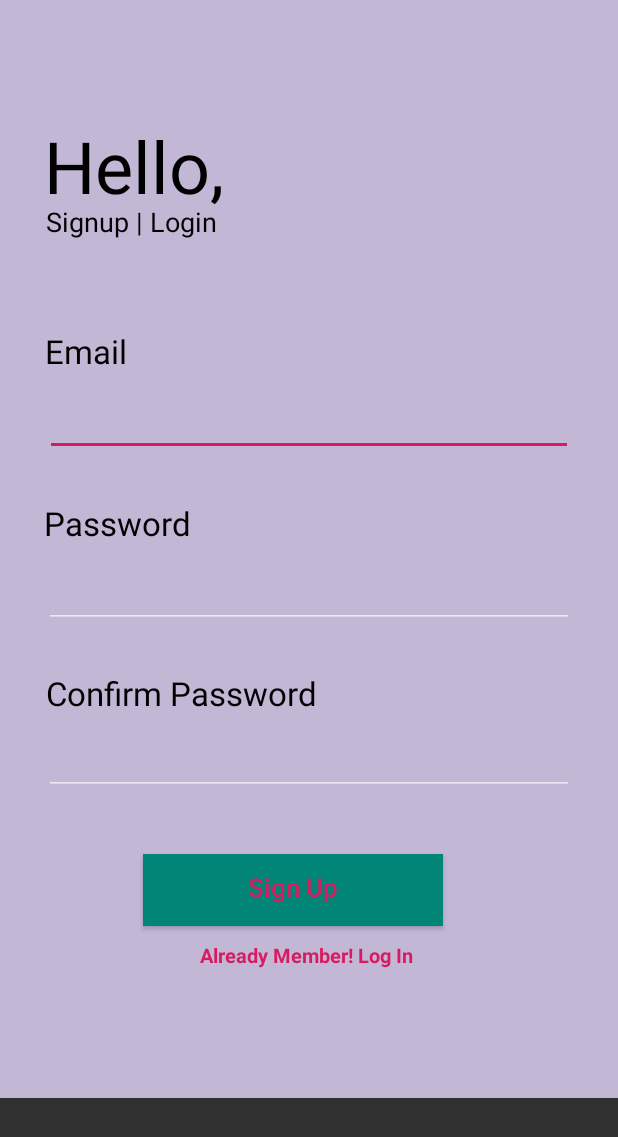
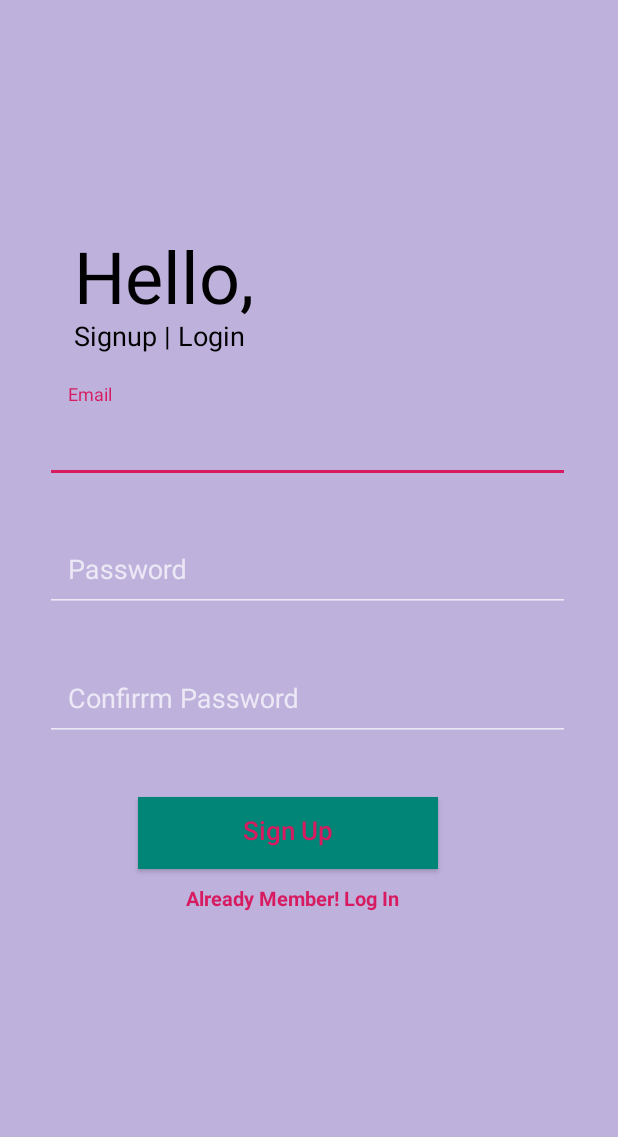
Before and after one commit to shahy3050/serveasy_garage, an Android app: the SignupActivity screen opened directly, with no data from a screen before it, on a phone screen of 412 x 824 dp. Shown: the top 1137 px of the screen. Run offline under Robolectric (Android 15) with nearby library versions, the phone set to English and light mode, and no system bars; our stand-ins replace Firebase (no records; nobody signed in at launch, a user with empty details on screens opened directly).

Commit message:
Layout Modify

```diff
--- a/app/src/main/res/layout/activity_signup.xml
+++ b/app/src/main/res/layout/activity_signup.xml
@@ -1,10 +1,9 @@
 <ScrollView xmlns:android="http://schemas.android.com/apk/res/android"
     xmlns:app="http://schemas.android.com/apk/res-auto"
-    xmlns:tools="http://schemas.android.com/tools"
     android:layout_width="match_parent"
     android:layout_height="match_parent"
-    android:fitsSystemWindows="true"
-    android:gravity="center_horizontal">
+    android:background="#BEB2DD"
+    android:fitsSystemWindows="true">
 
     <LinearLayout
         android:layout_width="match_parent"
@@ -14,16 +13,16 @@
 
         <androidx.constraintlayout.widget.ConstraintLayout
             android:layout_width="match_parent"
-            android:layout_height="732dp"
-            android:background="#C2B7D5">
+            android:layout_height="730dp">
+
 
             <TextView
                 android:id="@+id/hello_label"
                 android:layout_width="wrap_content"
                 android:layout_height="wrap_content"
-                android:layout_marginStart="29dp"
-                android:layout_marginLeft="29dp"
-                android:layout_marginTop="78dp"
+                android:layout_marginStart="49dp"
+                android:layout_marginLeft="49dp"
+                android:layout_marginTop="151dp"
                 android:text="Hello,"
                 android:textColor="#000000"
                 android:textSize="48sp"
@@ -34,106 +33,86 @@
                 android:id="@+id/signup_label"
                 android:layout_width="wrap_content"
                 android:layout_height="wrap_content"
-                android:layout_marginStart="1dp"
-                android:layout_marginLeft="1dp"
-                android:layout_marginTop="57dp"
+                android:layout_marginTop="60dp"
                 android:text="Signup | Login"
                 android:textColor="#000000"
                 android:textSize="18sp"
                 app:layout_constraintStart_toStartOf="@+id/hello_label"
                 app:layout_constraintTop_toTopOf="@+id/hello_label" />
 
-
-            <TextView
-                android:id="@+id/email_text_view"
-                android:layout_width="wrap_content"
-                android:layout_height="wrap_content"
-                android:layout_marginTop="59dp"
-                android:text="Email"
-                android:textAllCaps="false"
-                android:textColor="#000000"
-                android:textSize="22sp"
-                app:layout_constraintStart_toStartOf="@+id/email_edittext"
-                app:layout_constraintTop_toBottomOf="@+id/signup_label" />
-
-            <EditText
-                android:id="@+id/email_edittext"
+            <com.google.android.material.textfield.TextInputLayout
+                android:id="@+id/email_input_layout"
                 android:layout_width="0dp"
                 android:layout_height="wrap_content"
                 android:layout_marginStart="30dp"
                 android:layout_marginLeft="30dp"
+                android:layout_marginTop="20dp"
                 android:layout_marginEnd="30dp"
                 android:layout_marginRight="30dp"
-                android:inputType="textEmailAddress"
-                android:padding="15dp"
                 app:layout_constraintEnd_toEndOf="parent"
                 app:layout_constraintStart_toStartOf="parent"
-                app:layout_constraintTop_toBottomOf="@+id/email_text_view" />
+                app:layout_constraintTop_toBottomOf="@+id/signup_label">
 
+                <EditText
+                    android:id="@+id/email_edittext"
+                    android:layout_width="350dp"
+                    android:layout_height="wrap_content"
+                    android:hint="Email"
+                    android:inputType="textEmailAddress"
+                    android:padding="15dp" />
+            </com.google.android.material.textfield.TextInputLayout>
 
-            <TextView
-                android:id="@+id/password_text_view"
-                android:layout_width="wrap_content"
-
-                android:layout_height="wrap_content"
-                android:layout_marginTop="30dp"
-                android:text="Password"
-                android:textAllCaps="false"
-                android:textColor="#000000"
-                android:textSize="22sp"
-                app:layout_constraintStart_toStartOf="@+id/password_edittext"
-                app:layout_constraintTop_toBottomOf="@+id/email_edittext" />
-
-            <EditText
-                android:id="@+id/password_edittext"
+            <com.google.android.material.textfield.TextInputLayout
+                android:id="@+id/password_input_layout"
                 android:layout_width="0dp"
                 android:layout_height="wrap_content"
-                android:layout_marginStart="29dp"
-                android:layout_marginLeft="29dp"
-                android:layout_marginEnd="29dp"
-                android:layout_marginRight="29dp"
-                android:inputType="textPassword"
-                android:padding="15dp"
+                android:layout_marginStart="30dp"
+                android:layout_marginLeft="30dp"
+                android:layout_marginTop="20dp"
+                android:layout_marginEnd="30dp"
+                android:layout_marginRight="30dp"
                 app:layout_constraintEnd_toEndOf="parent"
                 app:layout_constraintStart_toStartOf="parent"
-                app:layout_constraintTop_toBottomOf="@+id/password_text_view" />
+                app:layout_constraintTop_toBottomOf="@+id/email_input_layout">
 
-            <TextView
-                android:id="@+id/confirem_text_view"
-                android:layout_width="wrap_content"
-                android:layout_height="wrap_content"
-                android:layout_marginStart="1dp"
-                android:layout_marginLeft="1dp"
-                android:layout_marginBottom="53dp"
-                android:text="Confirm Password"
-                android:textAllCaps="false"
-                android:textColor="#000000"
-                android:textSize="22sp"
-                app:layout_constraintBottom_toBottomOf="@+id/confirm_edittext"
-                app:layout_constraintStart_toStartOf="@+id/confirm_edittext" />
+                <EditText
+                    android:id="@+id/password_edittext"
+                    android:layout_width="350dp"
+                    android:layout_height="wrap_content"
+                    android:hint="Password"
+                    android:inputType="textPassword"
+                    android:padding="15dp" />
+            </com.google.android.material.textfield.TextInputLayout>
 
-            <EditText
-                android:id="@+id/confirm_edittext"
+            <com.google.android.material.textfield.TextInputLayout
+                android:id="@+id/confirm_input_layout"
                 android:layout_width="0dp"
                 android:layout_height="wrap_content"
-                android:layout_marginStart="29dp"
-                android:layout_marginLeft="29dp"
-                android:layout_marginEnd="29dp"
-                android:layout_marginRight="29dp"
-                android:layout_marginBottom="39dp"
-                android:inputType="textPassword"
-                android:padding="15dp"
-                app:layout_constraintBottom_toTopOf="@+id/signup_button"
+                android:layout_marginStart="30dp"
+                android:layout_marginLeft="30dp"
+                android:layout_marginTop="20dp"
+                android:layout_marginEnd="30dp"
+                android:layout_marginRight="30dp"
                 app:layout_constraintEnd_toEndOf="parent"
-                app:layout_constraintStart_toStartOf="parent" />
+                app:layout_constraintStart_toStartOf="parent"
+                app:layout_constraintTop_toBottomOf="@+id/password_input_layout">
+
+                <EditText
+                    android:id="@+id/confirm_edittext"
+                    android:layout_width="350dp"
+                    android:layout_height="wrap_content"
+                    android:hint="Confirrm Password"
+                    android:inputType="textPassword"
+                    android:padding="15dp" />
+            </com.google.android.material.textfield.TextInputLayout>
 
             <Button
                 android:id="@+id/signup_button"
                 android:layout_width="200dp"
                 android:layout_height="wrap_content"
-                android:layout_marginStart="66dp"
 
-                android:layout_marginLeft="66dp"
+                android:layout_marginStart="92dp"
+                android:layout_marginLeft="92dp"
                 android:background="@color/colorPrimary"
                 android:gravity="center_horizontal"
                 android:padding="10dp"
@@ -142,15 +121,15 @@
                 android:textColor="@color/colorAccent"
                 android:textSize="17sp"
                 app:layout_constraintBottom_toTopOf="@+id/login_text_view"
-                app:layout_constraintStart_toStartOf="@+id/confirm_edittext" />
+                app:layout_constraintStart_toStartOf="parent" />
 
             <TextView
                 android:id="@+id/login_text_view"
                 android:layout_width="wrap_content"
                 android:layout_height="wrap_content"
-                android:layout_marginEnd="10dp"
-                android:layout_marginRight="10dp"
-                android:layout_marginBottom="76dp"
+                android:layout_marginEnd="16dp"
+                android:layout_marginRight="16dp"
+                android:layout_marginBottom="112dp"
                 android:fontFamily="sans-serif"
                 android:padding="10dp"
                 android:text="Already Member! Log In"
@@ -167,11 +146,6 @@
 
     </LinearLayout>
 </ScrollView>
-
-
-
-
-
 
 
     <!--
```
Also changed, not shown: app/src/main/res/layout/activity_login.xml (+47 -64 lines).
